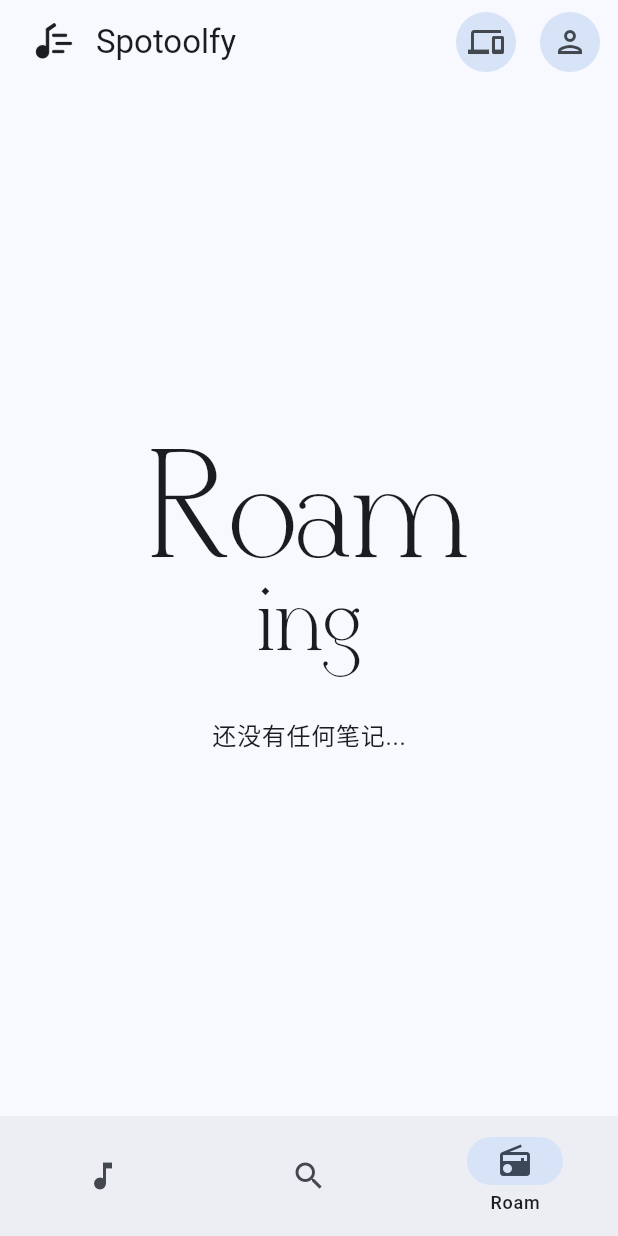
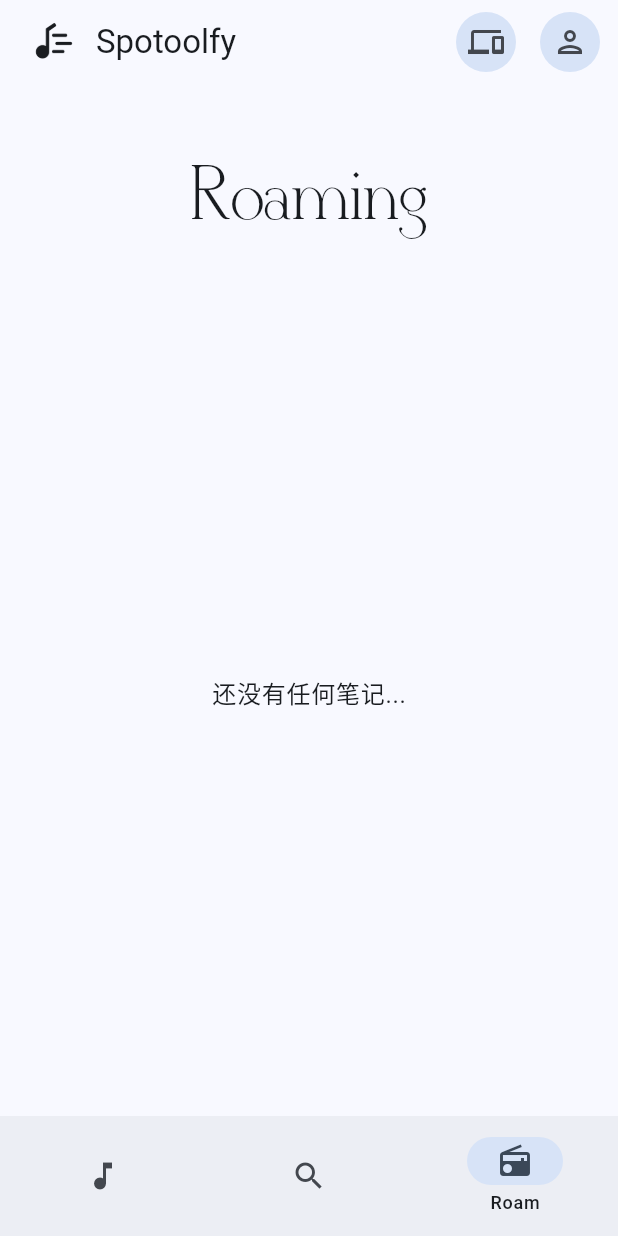
Before and after one commit to p2o51/spotoolfy_flutter, a Flutter app: the screen it shows after launch, item 3 of the bottom bar chosen, on a phone screen of 412 x 824 dp. Run offline on Flutter 3.47's test engine with Material 3 defaults, Android fonts, the phone set to English and light mode, and no system bars; our stand-ins replace cached_network_image, cloud_firestore, firebase_auth, firebase_core, flutter_secure_storage, google_sign_in and 2 more; missing offline and left inert: flutter_appauth, spotify_sdk; accounts and stored records are empty; statements that could not run were skipped.

Commit message:
重构Roam界面，添加下拉刷新功能以获取随机笔记，优化布局以支持多个随机笔记的显示，提升用户体验。

```diff
--- a/lib/pages/roam.dart
+++ b/lib/pages/roam.dart
@@ -19,76 +19,161 @@ class _RoamState extends State<Roam> {
     });
   }
 
+  Future<void> _refreshThoughts() async {
+    await Provider.of<FirestoreProvider>(context, listen: false).fetchRandomThought();
+  }
+
   @override
   Widget build(BuildContext context) {
     return Consumer<FirestoreProvider>(
       builder: (context, firestoreProvider, child) {
-        return Center(
-          child: Column(
-            mainAxisAlignment: MainAxisAlignment.center,
-            children: [
-              const Text(
-                'Roam',
+        return Scaffold(
+          body: RefreshIndicator(
+            onRefresh: _refreshThoughts,
+            child: CustomScrollView(
+              physics: const AlwaysScrollableScrollPhysics(),
+              slivers: [
+                SliverAppBar(
+                  expandedHeight: 120,
+                  pinned: true,
+                  flexibleSpace: FlexibleSpaceBar(
+                    title: Text(
+                      'Roaming',
                       style: TextStyle(
                         fontFamily: 'Derivia',
-                  fontSize: 96,
-                  height: 0.9,
+                        fontSize: 32,
+                        color: Theme.of(context).colorScheme.onSurface,
                       ),
                     ),
-              const Text(
-                'ing',
-                style: TextStyle(
-                  fontFamily: 'Derivia',
-                  fontSize: 64,
-                  height: 0.9,
+                    centerTitle: true,
                   ),
                 ),
-              const SizedBox(height: 32),
                 if (firestoreProvider.isLoading)
-                const CircularProgressIndicator()
-              else if (firestoreProvider.randomThought == null)
-                Text(
+                  const SliverFillRemaining(
+                    child: Center(
+                      child: CircularProgressIndicator(),
+                    ),
+                  )
+                else if (firestoreProvider.randomThoughts.isEmpty)
+                  SliverFillRemaining(
+                    child: Center(
+                      child: Text(
                         '还没有任何笔记...',
                         style: Theme.of(context).textTheme.bodyLarge,
+                      ),
+                    ),
                   )
                 else
-                Padding(
-                  padding: const EdgeInsets.symmetric(horizontal: 32.0),
-                  child: GestureDetector(
-                    onTap: () => firestoreProvider.fetchRandomThought(),
+                  SliverPadding(
+                    padding: const EdgeInsets.all(16.0),
+                    sliver: SliverList(
+                      delegate: SliverChildBuilderDelegate(
+                        (context, index) {
+                          if (index >= firestoreProvider.randomThoughts.length) {
+                            return null;
+                          }
+
+                          final thought = firestoreProvider.randomThoughts[index];
+                          final isFirst = index == 0;
+                          final isLast = index == firestoreProvider.randomThoughts.length - 1;
+
+                          return Padding(
+                            padding: const EdgeInsets.symmetric(vertical: 4.0, horizontal: 16.0),
+                            child: Card(
+                              elevation: 0,
+                              color: Theme.of(context).colorScheme.secondaryContainer.withOpacity(0.6),
+                              shape: RoundedRectangleBorder(
+                                borderRadius: BorderRadius.only(
+                                  topLeft: Radius.circular(isFirst ? 24 : 8),
+                                  topRight: Radius.circular(isFirst ? 24 : 8),
+                                  bottomLeft: Radius.circular(isLast ? 24 : 8),
+                                  bottomRight: Radius.circular(isLast ? 24 : 8),
+                                ),
+                              ),
+                              child: Padding(
+                                padding: const EdgeInsets.all(16.0),
                                 child: Column(
+                                  crossAxisAlignment: CrossAxisAlignment.start,
+                                  children: [
+                                    Row(
+                                      crossAxisAlignment: CrossAxisAlignment.start,
+                                      children: [
+                                        Icon(
+                                          Icons.note_alt_outlined,
+                                          size: 32,
+                                          color: Theme.of(context).colorScheme.primary,
+                                        ),
+                                        const SizedBox(width: 16),
+                                        Expanded(
+                                          child: Text(
+                                            thought['content'],
+                                            style: Theme.of(context).textTheme.bodyLarge,
+                                          ),
+                                        ),
+                                      ],
+                                    ),
+                                    const SizedBox(height: 16),
+                                    Row(
+                                      children: [
+                                        Expanded(
+                                          child: Padding(
+                                            padding: const EdgeInsets.only(left: 48.0),
+                                            child: Column(
+                                              crossAxisAlignment: CrossAxisAlignment.start,
                                               children: [
                                                 Text(
-                          firestoreProvider.randomThought!['content'],
-                          style: Theme.of(context).textTheme.headlineSmall,
-                          textAlign: TextAlign.center,
-                        ),
-                        const SizedBox(height: 24),
-                        Text(
-                          '${firestoreProvider.randomThought!['artistName']} - '
-                          '${firestoreProvider.randomThought!['trackName']}',
+                                                  '${thought['trackName']}',
                                                   style: Theme.of(context).textTheme.titleMedium?.copyWith(
+                                                    fontWeight: FontWeight.bold,
                                                     color: Theme.of(context).colorScheme.primary,
                                                   ),
-                          textAlign: TextAlign.center,
+                                                  maxLines: 1,
+                                                  overflow: TextOverflow.ellipsis,
                                                 ),
-                        const SizedBox(height: 8),
                                                 Text(
-                          firestoreProvider.randomThought!['rating'],
-                          style: Theme.of(context).textTheme.bodyMedium?.copyWith(
+                                                  '${thought['artistName']}',
+                                                  style: Theme.of(context).textTheme.bodySmall?.copyWith(
                                                     color: Theme.of(context).colorScheme.secondary,
                                                   ),
-                        ),
-                        const SizedBox(height: 32),
-                        Text(
-                          'Touch to roam',
-                          style: Theme.of(context).textTheme.bodySmall,
+                                                  maxLines: 1,
+                                                  overflow: TextOverflow.ellipsis,
                                                 ),
                                               ],
                                             ),
                                           ),
                                         ),
+                                        Container(
+                                          padding: const EdgeInsets.symmetric(horizontal: 12, vertical: 6),
+                                          decoration: BoxDecoration(
+                                            color: Theme.of(context).colorScheme.primaryContainer,
+                                            borderRadius: BorderRadius.circular(16),
+                                          ),
+                                          child: Text(
+                                            thought['rating'],
+                                            style: TextStyle(
+                                              color: Theme.of(context).colorScheme.onPrimaryContainer,
+                                              fontSize: 12,
+                                              fontWeight: FontWeight.bold,
+                                            ),
+                                          ),
+                                        ),
                                       ],
+                                    ),
+                                  ],
+                                ),
+                              ),
+                            ),
+                          );
+                        },
+                        childCount: firestoreProvider.randomThoughts.length,
+                      ),
+                    ),
+                  ),
+                SliverToBoxAdapter(
+                  child: SizedBox(height: 100),
+                ),
+              ],
+            ),
           ),
         );
       },
```
Also changed, not shown: lib/providers/firestore_provider.dart (+32 -1 lines). Lines whose indentation alone changed are shown as unchanged.
